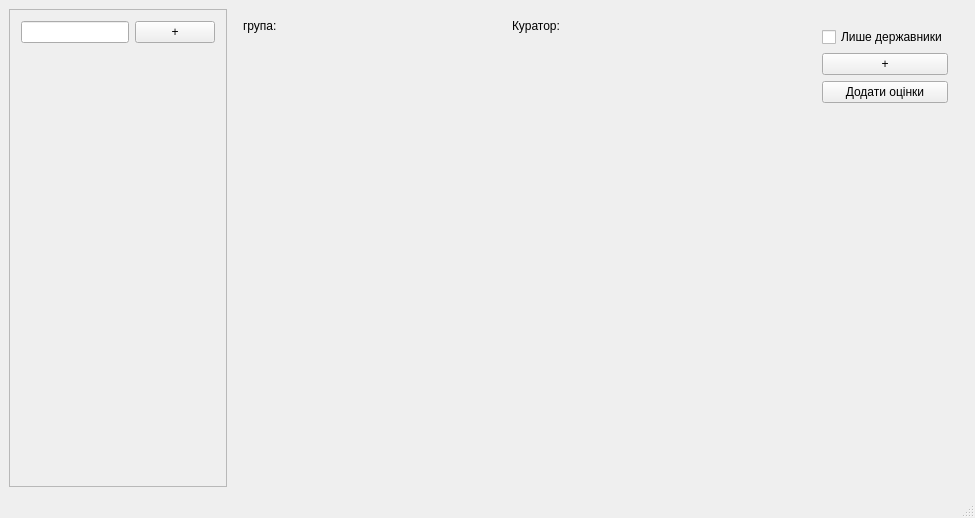
First picture: the form in Kursova/EducationProgressForms/educationprogressmainwindow.ui, repository zzvanyazz/Kursova, before the edit.
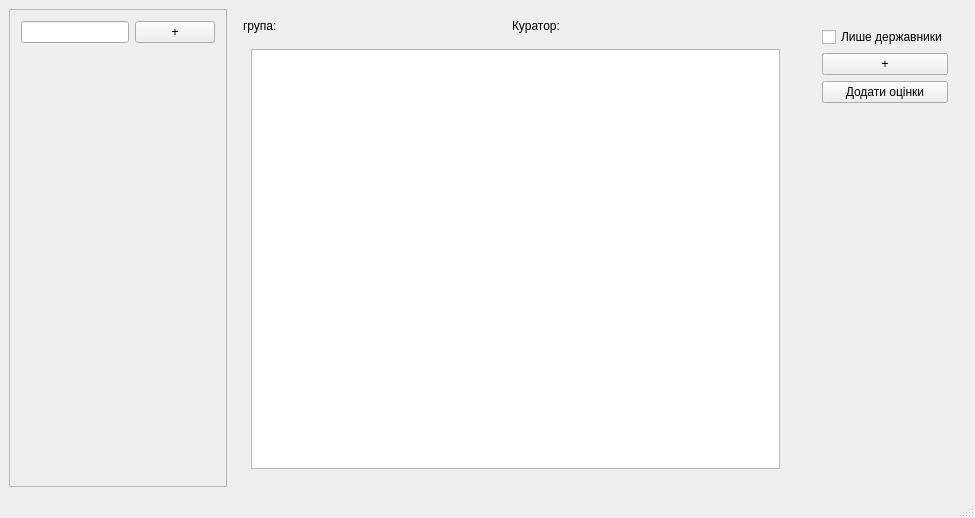
Second picture: the form after the edit.

The edit to the form file:
```diff
--- a/Kursova/EducationProgressForms/educationprogressmainwindow.ui
+++ b/Kursova/EducationProgressForms/educationprogressmainwindow.ui
@@ -226,7 +226,11 @@
            <verstretch>0</verstretch>
           </sizepolicy>
          </property>
-         <layout class="QHBoxLayout" name="horizontalLayout_4"/>
+         <layout class="QHBoxLayout" name="horizontalLayout_4">
+          <item>
+           <widget class="QTableView" name="tableView"/>
+          </item>
+         </layout>
         </widget>
        </item>
       </layout>
```
Left out of the diff: 6 changed lines with no effect on the pictures.
